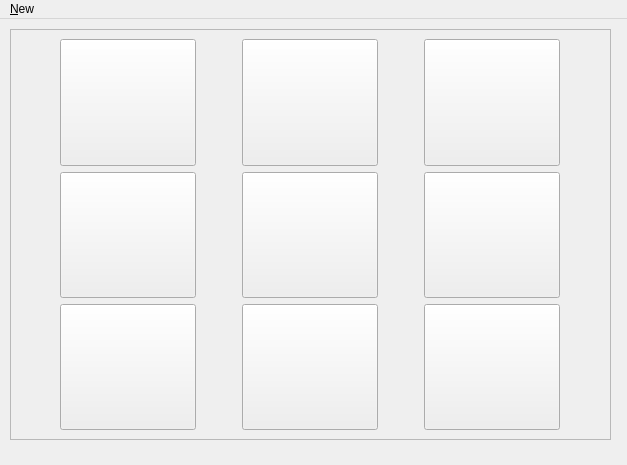
Qt form tictactoe.ui (rwxaws/PyQt5-Tic-Tac-Toe) before a commit.
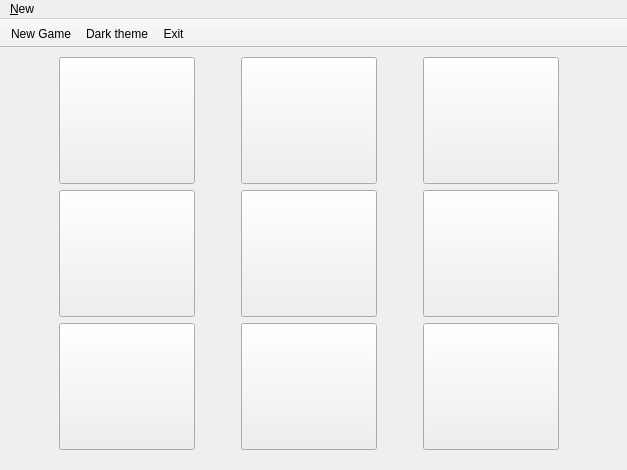
The same form after that commit. Icons and pictures are not drawn.

Patch:
```diff
--- a/tictactoe.ui
+++ b/tictactoe.ui
@@ -7,7 +7,7 @@
     <x>0</x>
     <y>0</y>
     <width>627</width>
-    <height>465</height>
+    <height>470</height>
    </rect>
   </property>
   <property name="sizePolicy">
@@ -19,13 +19,13 @@
   <property name="minimumSize">
    <size>
     <width>627</width>
-    <height>465</height>
+    <height>470</height>
    </size>
   </property>
   <property name="maximumSize">
    <size>
     <width>627</width>
-    <height>465</height>
+    <height>470</height>
    </size>
   </property>
   <property name="contextMenuPolicy">
@@ -46,16 +46,19 @@
     <property name="geometry">
      <rect>
       <x>10</x>
-      <y>10</y>
+      <y>0</y>
       <width>601</width>
       <height>411</height>
      </rect>
     </property>
     <property name="frameShape">
-     <enum>QFrame::StyledPanel</enum>
+     <enum>QFrame::NoFrame</enum>
     </property>
     <property name="frameShadow">
-     <enum>QFrame::Raised</enum>
+     <enum>QFrame::Plain</enum>
+    </property>
+    <property name="lineWidth">
+     <number>0</number>
     </property>
     <layout class="QGridLayout" name="gridLayout">
      <item row="1" column="2">
@@ -197,6 +200,26 @@
    </widget>
    <addaction name="menuNew"/>
   </widget>
+  <widget class="QToolBar" name="toolBar">
+   <property name="windowTitle">
+    <string>toolBar</string>
+   </property>
+   <property name="movable">
+    <bool>false</bool>
+   </property>
+   <property name="floatable">
+    <bool>false</bool>
+   </property>
+   <attribute name="toolBarArea">
+    <enum>TopToolBarArea</enum>
+   </attribute>
+   <attribute name="toolBarBreak">
+    <bool>false</bool>
+   </attribute>
+   <addaction name="actionNew_Game"/>
+   <addaction name="actionDark_Theme"/>
+   <addaction name="action_Exit"/>
+  </widget>
   <action name="actionNew_Game">
    <property name="icon">
     <iconset resource="Icons/tictactoe.qrc">
@@ -220,6 +243,21 @@
     <string>Exit</string>
    </property>
   </action>
+  <action name="actionDark_Theme">
+   <property name="checkable">
+    <bool>true</bool>
+   </property>
+   <property name="checked">
+    <bool>false</bool>
+   </property>
+   <property name="icon">
+    <iconset resource="Icons/tictactoe.qrc">
+     <normaloff>:/Icons/color.png</normaloff>:/Icons/color.png</iconset>
+   </property>
+   <property name="text">
+    <string>Dark theme</string>
+   </property>
+  </action>
  </widget>
  <resources>
   <include location="Icons/tictactoe.qrc"/>
```
Left out of the diff: 9 changed lines with no effect on the pictures.
